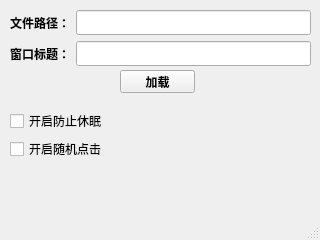
This is ui/load_file_1.ui in TH1RT3EN-LI/PySeer as Qt 5 draws it before an edit. The edited form follows.
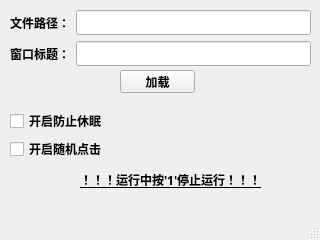
This is the edited form.

What changed in the file:
```diff
--- a/ui/load_file_1.ui
+++ b/ui/load_file_1.ui
@@ -121,9 +121,23 @@
       <height>50</height>
      </rect>
     </property>
+    <property name="font">
+     <font>
+      <family>微软雅黑</family>
+      <weight>75</weight>
+      <bold>true</bold>
+     </font>
+    </property>
     <layout class="QVBoxLayout" name="verticalLayout_2">
      <item>
       <widget class="QCheckBox" name="checkBox_1">
+       <property name="font">
+        <font>
+         <family>微软雅黑</family>
+         <weight>75</weight>
+         <bold>true</bold>
+        </font>
+       </property>
        <property name="text">
         <string>开启防止休眠</string>
        </property>
@@ -131,6 +145,13 @@
      </item>
      <item>
       <widget class="QCheckBox" name="checkBox_2">
+       <property name="font">
+        <font>
+         <family>微软雅黑</family>
+         <weight>75</weight>
+         <bold>true</bold>
+        </font>
+       </property>
        <property name="text">
         <string>开启随机点击</string>
        </property>
@@ -138,6 +159,27 @@
      </item>
     </layout>
    </widget>
+   <widget class="QLabel" name="label_3">
+    <property name="geometry">
+     <rect>
+      <x>80</x>
+      <y>170</y>
+      <width>181</width>
+      <height>20</height>
+     </rect>
+    </property>
+    <property name="font">
+     <font>
+      <family>微软雅黑</family>
+      <weight>75</weight>
+      <bold>true</bold>
+      <underline>true</underline>
+     </font>
+    </property>
+    <property name="text">
+     <string>！！！运行中按'1'停止运行！！！</string>
+    </property>
+   </widget>
   </widget>
   <widget class="QMenuBar" name="menubar">
    <property name="geometry">
```
